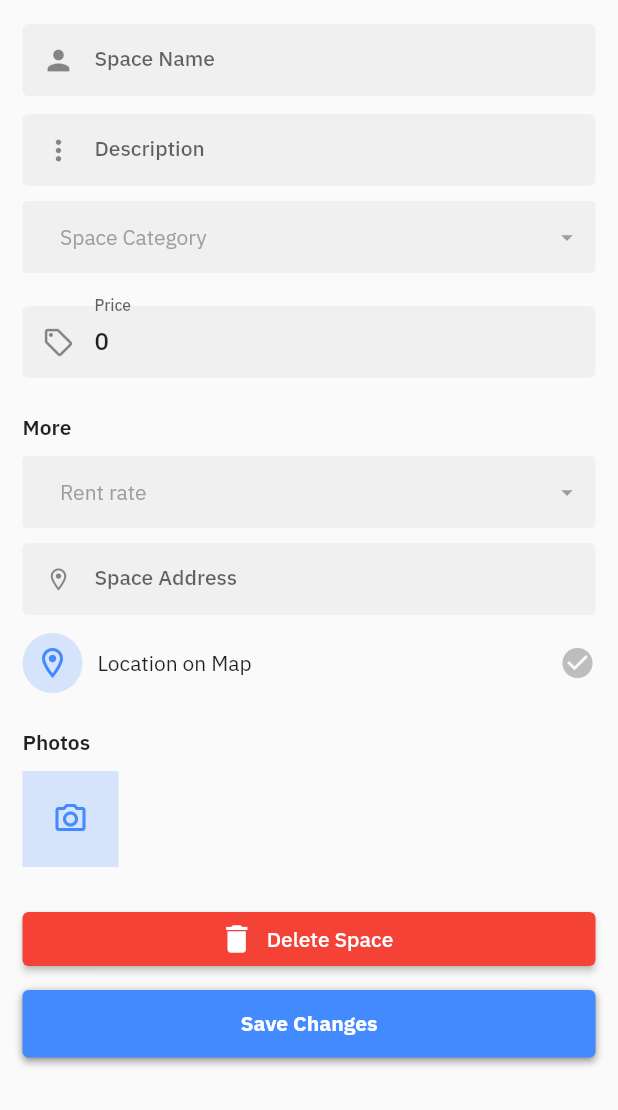
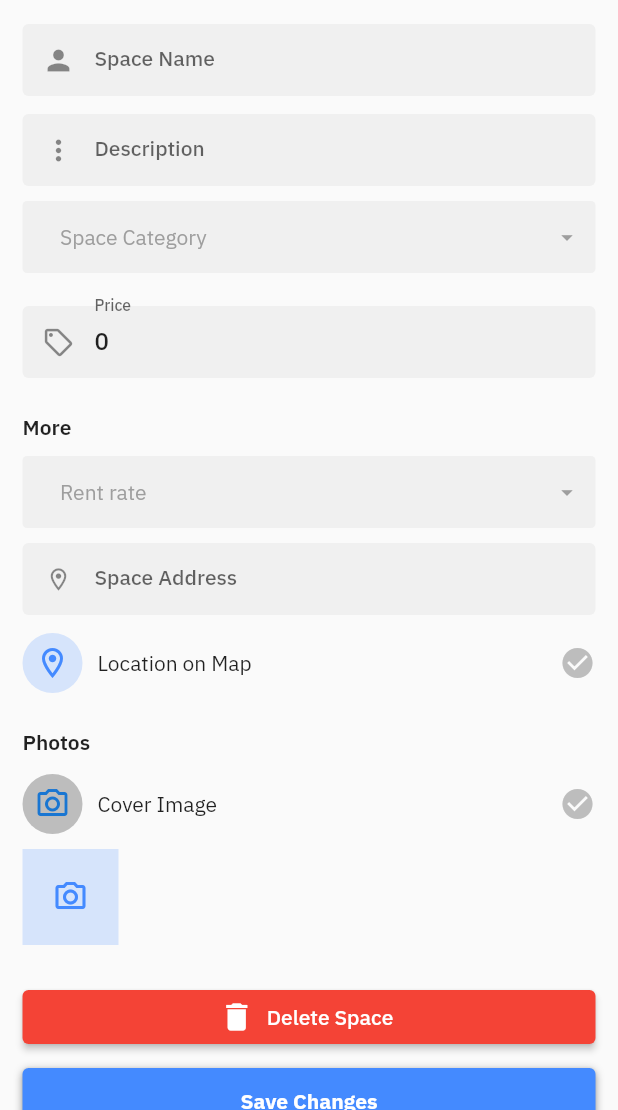
Before and after one commit to Alphonseaaron/CloudKeja, a Flutter app: the EditSpaceScreen screen opened directly with empty values, on a phone screen of 412 x 824 dp, the part 126-1236 px from its top. Run offline on Flutter 3.47's test engine with Material 2 defaults, Android fonts, the phone set to English and light mode, and no system bars; our stand-ins replace cached_network_image, carousel_slider, cloud_firestore, firebase_auth, firebase_core, firebase_storage and 13 more; missing offline and left inert: draw_graph, flutter_phone_direct_caller, marker_icon, media_picker_widget, mpesa, sliver_header_delegate; accounts and stored records are empty; network calls fail.

```diff
--- a/lib/main.dart
+++ b/lib/main.dart
@@ -49,7 +49,7 @@ class MyApp extends StatelessWidget {
           backgroundColor: const Color(0xFFF5F6F6),
           primaryColor: Colors.blueAccent,
           colorScheme: ColorScheme.fromSwatch().copyWith(
-            secondary: const Color(0xFFFA5019),
+            secondary: Colors.blueAccent,
           ),
           appBarTheme: AppBarTheme(
             elevation: 0,
--- a/lib/screens/auth/login_page.dart
+++ b/lib/screens/auth/login_page.dart
@@ -87,6 +87,7 @@ class _LoginPageState extends State<LoginPage> {
                             return null;
                           },
                           decoration: InputDecoration(
+                            prefixIcon: Icon(Icons.email),
                             hintText: 'Email',
                             hintStyle: heading6.copyWith(color: textGrey),
                             border: const OutlineInputBorder(
@@ -121,6 +122,7 @@ class _LoginPageState extends State<LoginPage> {
                             return null;
                           },
                           decoration: InputDecoration(
+                            prefixIcon: Icon(Icons.key),
                             hintText: 'Password',
                             hintStyle: heading6.copyWith(color: textGrey),
                             suffixIcon: IconButton(
--- a/lib/screens/landlord/edit_space_screen.dart
+++ b/lib/screens/landlord/edit_space_screen.dart
@@ -46,14 +46,18 @@ class _EditSpaceScreenState extends State<EditSpaceScreen> {
   String? rentRate;
 
   List<String> options = [
+    'Apartment',
+    'Airbnb',
+    'Conference Room',
+    'Event Grounds',
     'House',
+    'Hostel',
+    'Hotel',
     'Office',
-    'Airbnb',
-    'Apratement',
-    'Conference Room',
-    'Fun',
+    'Stall',
+    'Store shelf',
+    'Warehouse',
     'Utility',
-    'Shelf',
   ];
 
   List<String> rates = [
@@ -360,31 +364,31 @@ class _EditSpaceScreenState extends State<EditSpaceScreen> {
                   style:
                       TextStyle(fontWeight: FontWeight.w600, letterSpacing: 0)),
             ),
-            // InkWell(
-            //   onTap: () {
-            //     openImagePicker(context, true);
-            //   },
-            //   child: Container(
-            //       margin: const EdgeInsets.only(top: 12),
-            //       child: Row(
-            //         children: [
-            //           CircleAvatar(
-            //               backgroundColor: Colors.grey[400],
-            //               child: const Icon(Icons.camera_alt_outlined)),
-            //           const SizedBox(
-            //             width: 10,
-            //           ),
-            //           const Text('Cover Image'),
-            //           const Spacer(),
-            //           Icon(
-            //             Icons.check_circle,
-            //             color: coverImage == null
-            //                 ? Colors.grey[400]
-            //                 : Colors.green,
-            //           )
-            //         ],
-            //       )),
-            // ),
+            InkWell(
+              onTap: () {
+                openImagePicker(context, true);
+              },
+              child: Container(
+                  margin: const EdgeInsets.only(top: 12),
+                  child: Row(
+                    children: [
+                      CircleAvatar(
+                          backgroundColor: Colors.grey[400],
+                          child: const Icon(Icons.camera_alt_outlined)),
+                      const SizedBox(
+                        width: 10,
+                      ),
+                      const Text('Cover Image'),
+                      const Spacer(),
+                      Icon(
+                        Icons.check_circle,
+                        color: coverImage == null
+                            ? Colors.grey[400]
+                            : Colors.green,
+                      )
+                    ],
+                  )),
+            ),
             const SizedBox(height: 10),
             SingleChildScrollView(
               scrollDirection: Axis.horizontal,
@@ -565,9 +569,9 @@ class _EditSpaceScreenState extends State<EditSpaceScreen> {
     BuildContext context,
     bool isCover,
   ) async {
-    // openCamera(onCapture: (image){
-    //   setState(()=> mediaList = [image]);
-    // });
+    openCamera(onCapture: (image){
+      setState(()=> mediaList = [image]);
+    });
     showModalBottomSheet(
         isScrollControlled: true,
         backgroundColor: Colors.transparent,
--- a/lib/screens/landlord/finances/widget/expenses_chart.dart
+++ b/lib/screens/landlord/finances/widget/expenses_chart.dart
@@ -173,8 +173,8 @@ LineChartData mainData({bool isLoaded = false}) {
               ],
         isCurved: true,
         colors: [
-          Color(0xff4e65fe).withOpacity(0.5),
-          Color(0xff4e65fe).withOpacity(0),
+          Color(0xff2972ff).withOpacity(0.5),
+          Color(0xff2972ff).withOpacity(0),
         ],
         barWidth: 2,
         dotData: FlDotData(
--- a/lib/screens/profile/edit_profile.dart
+++ b/lib/screens/profile/edit_profile.dart
@@ -257,9 +257,9 @@ class _UserPictureState extends State<UserPicture> {
   }
 
   void openImagePicker(BuildContext context) {
-    // openCamera(onCapture: (image){
-    //   setState(()=> mediaList = [image]);
-    // });
+    openCamera(onCapture: (image){
+      setState(()=> mediaList = [image]);
+    });
     showModalBottomSheet(
         isScrollControlled: true,
         backgroundColor: Colors.transparent,
```
Also changed, not shown: lib/screens/auth/register_page.dart (+53 -138 lines), lib/screens/landlord/add_space.dart (+37 -31 lines), lib/widgets/initial_loading.dart (+14 -2 lines), pubspec.yaml (+12 -10 lines), pubspec.lock, 6 other files.
